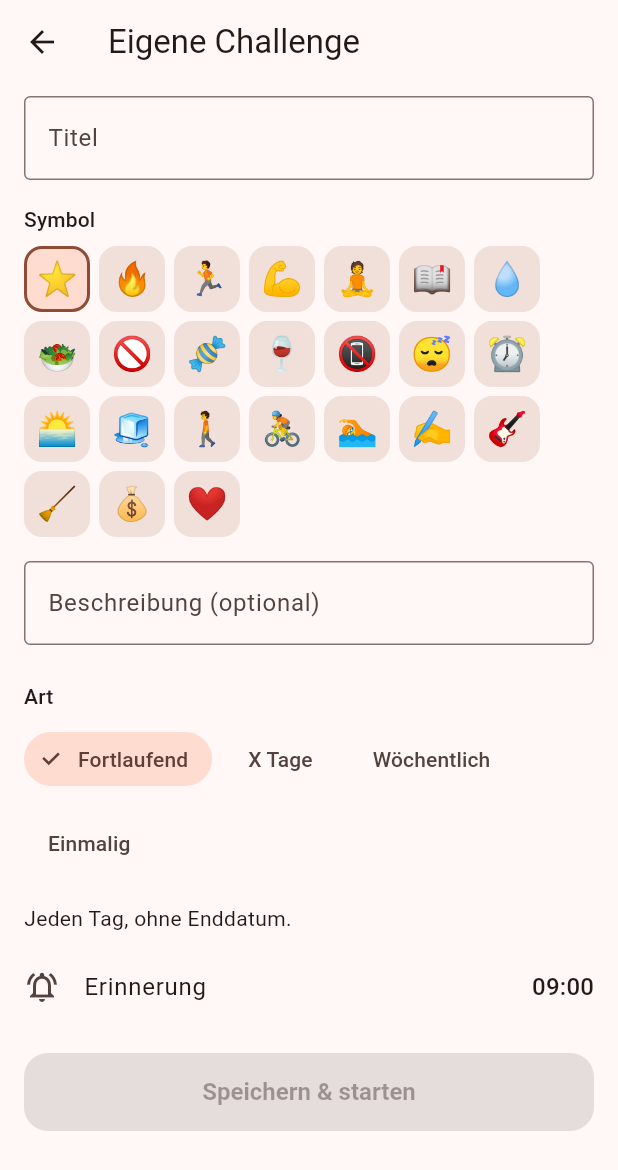
After one commit to maestroDev3/Challenges, a Flutter app: the screen it shows after launch, item 2 of the bottom bar chosen, after a tap on "Eigene Challenge", on a phone screen of 412 x 824 dp. The commit adds this screen. Shown: the top 1170 px of the screen. Run offline on Flutter 3.47's test engine with Material 3 defaults, Android fonts, the phone set to English and light mode, and no system bars; our stand-ins replace flutter_local_notifications, flutter_timezone, shared_preferences, timezone.

Commit message:
feat: Editor für eigene Challenges (#50)
* test: Editor für eigene Challenges (#19)

Co-Authored-By: Claude Opus 5.5 <noreply@anthropic.com>
Claude-Session: https://claude.ai/code/session_01Q7KyR9EA9dUuQ1jkp4TUBu

* feat: Editor für eigene Challenges (#19)

Co-Authored-By: Claude Opus 5.5 <noreply@anthropic.com>
Claude-Session: https://claude.ai/code/session_01Q7KyR9EA9dUuQ1jkp4TUBu

---------

Co-authored-by: Claude <noreply@anthropic.com>

```diff
--- /dev/null
+++ b/lib/ui/editor_screen.dart
@@ -0,0 +1,331 @@
+import 'package:flutter/material.dart';
+import 'package:flutter/services.dart';
+
+import '../domain/active_challenge.dart';
+import '../domain/challenge.dart';
+import '../domain/challenge_repository.dart';
+import 'catalog_screen.dart';
+import 'format.dart';
+
+/// Auswahl für eigene Challenges – bewusst kurz gehalten.
+const editorEmojis = [
+  '⭐', '🔥', '🏃', '💪', '🧘', '📖', '💧', '🥗', '🚫', '🍬', '🍷', '📵',
+  '😴', '⏰', '🌅', '🧊', '🚶', '🚴', '🏊', '✍️', '🎸', '🧹', '💰', '❤️',
+];
+
+enum _KindChoice { ongoing, days, weekly, oneTime }
+
+/// Formular zum Anlegen oder Bearbeiten einer eigenen Challenge.
+class ChallengeEditorScreen extends StatefulWidget {
+  const ChallengeEditorScreen({
+    super.key,
+    required this.repository,
+    this.initial,
+    this.clock = DateTime.now,
+    this.onStarted,
+  });
+
+  final ChallengeRepository repository;
+
+  /// Vorhandene eigene Vorlage (Bearbeiten) oder null (neu).
+  final ChallengeTemplate? initial;
+  final Clock clock;
+  final ChallengeStarted? onStarted;
+
+  @override
+  State<ChallengeEditorScreen> createState() => _ChallengeEditorScreenState();
+}
+
+class _ChallengeEditorScreenState extends State<ChallengeEditorScreen> {
+  late final _title = TextEditingController(text: widget.initial?.title);
+  late final _description =
+      TextEditingController(text: widget.initial?.description);
+  final _days = TextEditingController(text: '30');
+  final _weeklyTimes = TextEditingController(text: '3');
+  final _weeklyMinutes = TextEditingController(text: '120');
+  late String _emoji = widget.initial?.emoji ?? editorEmojis.first;
+  _KindChoice _kind = _KindChoice.ongoing;
+  WeeklyUnit _unit = WeeklyUnit.times;
+  late DateTime _date = dayOf(widget.clock()).add(const Duration(days: 1));
+  ReminderTime _reminder = const ReminderTime(9, 0);
+  bool _busy = false;
+
+  bool get _isEdit => widget.initial != null;
+
+  @override
+  void initState() {
+    super.initState();
+    switch (widget.initial?.kind) {
+      case DailyKind(days: final d?):
+        _kind = _KindChoice.days;
+        _days.text = '$d';
+      case WeeklyGoalKind(target: final n, unit: final u):
+        _kind = _KindChoice.weekly;
+        _unit = u;
+        (u == WeeklyUnit.times ? _weeklyTimes : _weeklyMinutes).text = '$n';
+      case OneTimeKind(date: final d):
+        _kind = _KindChoice.oneTime;
+        if (d != null) _date = d;
+      default:
+        break;
+    }
+    for (final c in [_title, _days, _weeklyTimes, _weeklyMinutes]) {
+      c.addListener(() => setState(() {}));
+    }
+  }
+
+  @override
+  void dispose() {
+    for (final c in [_title, _description, _days, _weeklyTimes, _weeklyMinutes]) {
+      c.dispose();
+    }
+    super.dispose();
+  }
+
+  /// Baut die Vorlage aus dem Formular; null, wenn Eingaben ungültig sind.
+  ChallengeTemplate? _buildTemplate() {
+    final ChallengeKind kind;
+    switch (_kind) {
+      case _KindChoice.ongoing:
+        kind = widget.initial?.kind is JournalKind
+            ? const JournalKind()
+            : const DailyKind();
+      case _KindChoice.days:
+        final d = int.tryParse(_days.text);
+        if (d == null) return null;
+        kind = DailyKind(days: d);
+      case _KindChoice.weekly:
+        final controller =
+            _unit == WeeklyUnit.times ? _weeklyTimes : _weeklyMinutes;
+        final n = int.tryParse(controller.text);
+        if (n == null) return null;
+        kind = WeeklyGoalKind(n, unit: _unit);
+      case _KindChoice.oneTime:
+        kind = OneTimeKind(const Duration(hours: 24), date: _date);
+    }
+    try {
+      return ChallengeTemplate.custom(
+        id: widget.initial?.id,
+        title: _title.text,
+        emoji: _emoji,
+        description: _description.text,
+        kind: kind,
+      );
+    } on ArgumentError {
+      return null;
+    }
+  }
+
+  Future<void> _save() async {
+    final template = _buildTemplate();
+    if (template == null) return;
+    setState(() => _busy = true);
+    await widget.repository.saveTemplate(template);
+    if (!_isEdit) {
+      final c = await widget.repository.start(template, _reminder);
+      await widget.onStarted?.call(c);
+    }
+    if (mounted) Navigator.of(context).pop();
+  }
+
+  Future<void> _pickDate() async {
+    final today = dayOf(widget.clock());
+    final picked = await showDatePicker(
+      context: context,
+      initialDate: _date,
+      firstDate: today,
+      lastDate: today.add(const Duration(days: 365)),
+    );
+    if (picked != null && mounted) setState(() => _date = picked);
+  }
+
+  Future<void> _pickTime() async {
+    final picked = await showTimePicker(
+      context: context,
+      initialTime: TimeOfDay(hour: _reminder.hour, minute: _reminder.minute),
+    );
+    if (picked != null && mounted) {
+      setState(() => _reminder = ReminderTime(picked.hour, picked.minute));
+    }
+  }
+
+  @override
+  Widget build(BuildContext context) {
+    final text = Theme.of(context).textTheme;
+    final valid = _buildTemplate() != null;
+    return Scaffold(
+      appBar: AppBar(
+        title: Text(_isEdit ? 'Challenge bearbeiten' : 'Eigene Challenge'),
+      ),
+      body: SafeArea(
+        child: ListView(
+          padding: const EdgeInsets.fromLTRB(16, 8, 16, 24),
+          children: [
+            TextField(
+              controller: _title,
+              textCapitalization: TextCapitalization.sentences,
+              decoration: const InputDecoration(
+                labelText: 'Titel',
+                hintText: 'z. B. 3× pro Woche Sport',
+                border: OutlineInputBorder(),
+              ),
+            ),
+            const SizedBox(height: 16),
+            Text('Symbol', style: text.titleSmall),
+            const SizedBox(height: 8),
+            _EmojiPicker(
+              selected: _emoji,
+              onSelected: (e) => setState(() => _emoji = e),
+            ),
+            const SizedBox(height: 16),
+            TextField(
+              controller: _description,
+              minLines: 1,
+              maxLines: 3,
+              decoration: const InputDecoration(
+                labelText: 'Beschreibung (optional)',
+                border: OutlineInputBorder(),
+              ),
+            ),
+            const SizedBox(height: 24),
+            Text('Art', style: text.titleSmall),
+            const SizedBox(height: 8),
+            Wrap(
+              spacing: 8,
+              runSpacing: 8,
+              children: [
+                for (final (choice, label) in const [
+                  (_KindChoice.ongoing, 'Fortlaufend'),
+                  (_KindChoice.days, 'X Tage'),
+                  (_KindChoice.weekly, 'Wöchentlich'),
+                  (_KindChoice.oneTime, 'Einmalig'),
+                ])
+                  ChoiceChip(
+                    label: Text(label),
+                    selected: _kind == choice,
+                    onSelected: (_) => setState(() => _kind = choice),
+                  ),
+              ],
+            ),
+            const SizedBox(height: 16),
+            ..._kindFields(text),
+            const SizedBox(height: 8),
+            if (!_isEdit)
+              ListTile(
+                contentPadding: EdgeInsets.zero,
+                leading: const Icon(Icons.notifications_active_outlined),
+                title: const Text('Erinnerung'),
+                trailing: Text(_reminder.toString(), style: text.titleMedium),
+                onTap: _pickTime,
+              ),
+            const SizedBox(height: 16),
+            FilledButton(
+              onPressed: valid && !_busy ? _save : null,
+              child: Text(_isEdit ? 'Speichern' : 'Speichern & starten'),
+            ),
+          ],
+        ),
+      ),
+    );
+  }
+
+  List<Widget> _kindFields(TextTheme text) => switch (_kind) {
+        _KindChoice.ongoing => [
+            Text('Jeden Tag, ohne Enddatum.', style: text.bodyMedium),
+          ],
+        _KindChoice.days => [
+            _NumberField(controller: _days, label: 'Anzahl Tage', hint: '1–365'),
+          ],
+        _KindChoice.weekly => [
+            SegmentedButton<WeeklyUnit>(
+              segments: const [
+                ButtonSegment(value: WeeklyUnit.times, label: Text('Mal')),
+                ButtonSegment(value: WeeklyUnit.minutes, label: Text('Minuten')),
+              ],
+              selected: {_unit},
+              onSelectionChanged: (s) => setState(() => _unit = s.first),
+            ),
+            const SizedBox(height: 12),
+            if (_unit == WeeklyUnit.times)
+              _NumberField(
+                  controller: _weeklyTimes, label: 'Mal pro Woche', hint: '1–7')
+            else
+              _NumberField(
+                  controller: _weeklyMinutes,
+                  label: 'Minuten pro Woche',
+                  hint: 'z. B. 120'),
+          ],
+        _KindChoice.oneTime => [
+            ListTile(
+              contentPadding: EdgeInsets.zero,
+              leading: const Icon(Icons.event_outlined),
+              title: const Text('Datum'),
+              trailing: Text(formatDate(_date, withYear: true),
+                  style: text.titleMedium),
+              onTap: _pickDate,
+            ),
+          ],
+      };
+}
+
+class _NumberField extends StatelessWidget {
+  const _NumberField({
+    required this.controller,
+    required this.label,
+    required this.hint,
+  });
+
+  final TextEditingController controller;
+  final String label;
+  final String hint;
+
+  @override
+  Widget build(BuildContext context) => TextField(
+        controller: controller,
+        keyboardType: TextInputType.number,
+        inputFormatters: [FilteringTextInputFormatter.digitsOnly],
+        decoration: InputDecoration(
+          labelText: label,
+          helperText: hint,
+          border: const OutlineInputBorder(),
+        ),
+      );
+}
+
+class _EmojiPicker extends StatelessWidget {
+  const _EmojiPicker({required this.selected, required this.onSelected});
+
+  final String selected;
+  final ValueChanged<String> onSelected;
+
+  @override
+  Widget build(BuildContext context) {
+    final scheme = Theme.of(context).colorScheme;
+    return Wrap(
+      spacing: 6,
+      runSpacing: 6,
+      children: [
+        for (final e in editorEmojis)
+          InkWell(
+            borderRadius: BorderRadius.circular(12),
+            onTap: () => onSelected(e),
+            child: Container(
+              width: 44,
+              height: 44,
+              alignment: Alignment.center,
+              decoration: BoxDecoration(
+                color: e == selected
+                    ? scheme.primaryContainer
+                    : scheme.surfaceContainerHighest,
+                borderRadius: BorderRadius.circular(12),
+                border: e == selected
+                    ? Border.all(color: scheme.primary, width: 2)
+                    : null,
+              ),
+              child: Text(e, style: const TextStyle(fontSize: 22)),
+            ),
+          ),
+      ],
+    );
+  }
+}
--- /dev/null
+++ b/lib/ui/format.dart
@@ -0,0 +1,6 @@
+/// Datum als „06.10.“ bzw. „06.10.2026“ (ohne intl-Paket).
+String formatDate(DateTime d, {bool withYear = false}) {
+  String two(int n) => n.toString().padLeft(2, '0');
+  final base = '${two(d.day)}.${two(d.month)}.';
+  return withYear ? '$base${d.year}' : base;
+}
--- a/lib/ui/home_shell.dart
+++ b/lib/ui/home_shell.dart
@@ -58,6 +58,7 @@ class _HomeShellState extends State<HomeShell> {
           ),
           CatalogScreen(
             repository: widget.repository,
+            clock: widget.clock,
             onStarted: (c) async {
               await widget.onStarted?.call(c);
               if (mounted) setState(() => _tab = 0);
```
Also changed, not shown: lib/ui/catalog_screen.dart (+135 -21 lines), 1 other file.
